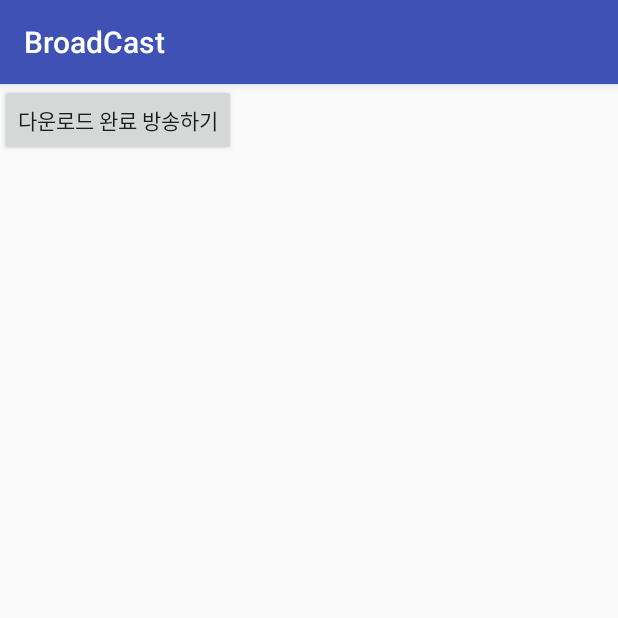
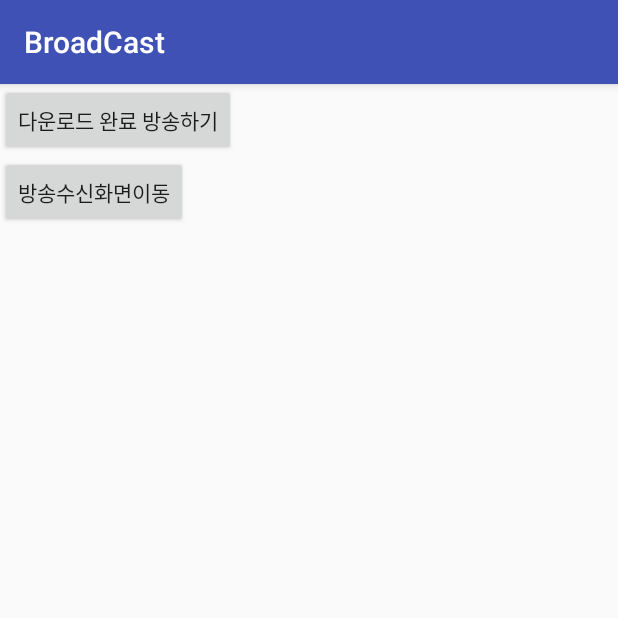
Before and after one commit to Iksang/BroadCast, an Android app: the screen it shows after launch (MainActivity), after a tap on "다운로드 완료 방송하기", on a phone screen of 412 x 824 dp, the top half of it. Run offline under Robolectric (Android 15) with nearby library versions, the phone set to English and light mode, and no system bars.

Commit message:
동적 리시버도 구현했다

```diff
--- a/app/src/main/java/kr/co/tjeit/broadcast/MainActivity.java
+++ b/app/src/main/java/kr/co/tjeit/broadcast/MainActivity.java
@@ -2,17 +2,20 @@ package kr.co.tjeit.broadcast;
 
 import android.content.Intent;
 import android.os.Bundle;
+import android.os.Handler;
 import android.view.View;
 import android.widget.Button;
 
 public class MainActivity extends BaseActivity {
 
     private android.widget.Button sendDownloadCompleteBtn;
+    private Button intentBtn;
 
     @Override
     protected void onCreate(Bundle savedInstanceState) {
         super.onCreate(savedInstanceState);
         setContentView(R.layout.activity_main);
+
         bindViews();
         setupEvents();
         setValues();
@@ -20,13 +23,21 @@ public class MainActivity extends BaseActivity {
 
     @Override
     public void setupEvents() {
+        intentBtn.setOnClickListener(new View.OnClickListener() {
+            @Override
+            public void onClick(View view) {
+                Intent intent = new Intent(mContext, BroadcastActivity.class);
+                startActivity(intent);
+            }
+        });
+
         sendDownloadCompleteBtn.setOnClickListener(new View.OnClickListener() {
             @Override
             public void onClick(View view) {
 //                다운로드 완료 버튼을 누르면
 //                왕좌의 게임이 다운로드 완료되었다 라고 "방송"
 
-                Intent intent = new Intent();
+                final Intent intent = new Intent();
 //                어떠한 상황인지 알려주는 내용
 
 //                방송 내용 작성 요령
@@ -41,7 +52,14 @@ public class MainActivity extends BaseActivity {
                 intent.putExtra("fileName","왕좌의게임시즌7E01.avi");
 
 //                실제로 방송 진행
-                sendBroadcast(intent);
+
+                new Handler().postDelayed(new Runnable() {
+                    @Override
+                    public void run() {
+                        sendBroadcast(intent);
+                    }
+                }, 5000);
+
 
             }
         });
@@ -55,6 +73,7 @@ public class MainActivity extends BaseActivity {
 
     @Override
     public void bindViews() {
+        this.intentBtn = (Button) findViewById(R.id.intentBtn);
         this.sendDownloadCompleteBtn = (Button) findViewById(R.id.sendDownloadCompleteBtn);
 
     }
--- a/app/src/main/res/layout/activity_main.xml
+++ b/app/src/main/res/layout/activity_main.xml
@@ -12,5 +12,10 @@
         android:layout_width="wrap_content"
         android:layout_height="wrap_content"
         android:text="다운로드 완료 방송하기"/>
+    <Button
+        android:id="@+id/intentBtn"
+        android:text="방송수신화면이동"
+        android:layout_width="wrap_content"
+        android:layout_height="wrap_content" />
 
 </LinearLayout>
```
Also changed, not shown: app/src/main/AndroidManifest.xml (+6 -5 lines), app/src/main/java/kr/co/tjeit/broadcast/BroadcastActivity.java (added, +58 -0 lines), app/src/main/res/layout/activity_broadcast.xml (added, +9 -0 lines).
